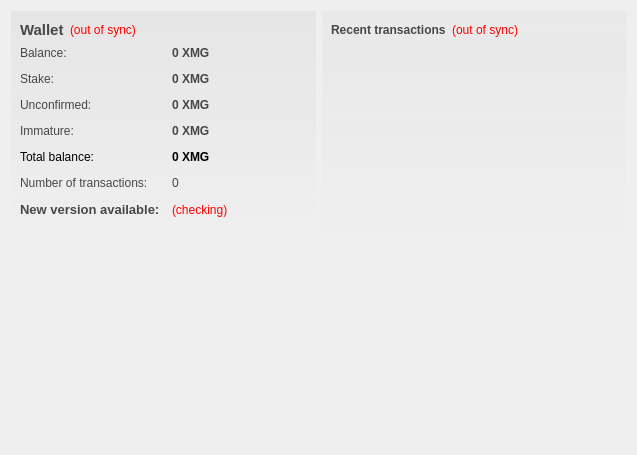
m-pays/magi, file src/qt/forms/overviewpage.ui: the form before one commit.
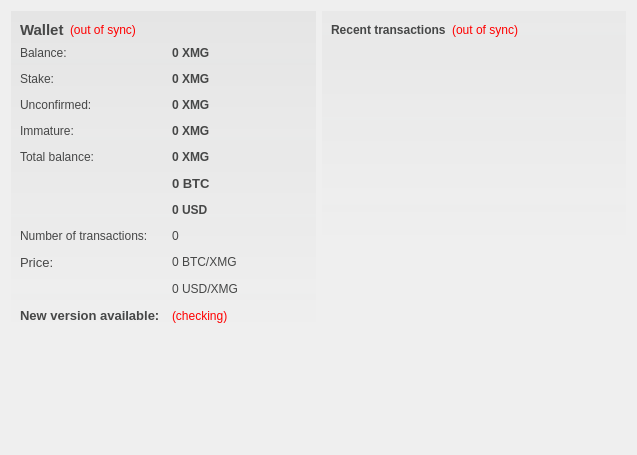
The form after the commit. Icons and pictures are not drawn.

Commit message: Added price checking

Diff of the .ui file:
```diff
--- a/src/qt/forms/overviewpage.ui
+++ b/src/qt/forms/overviewpage.ui
@@ -225,6 +225,9 @@
           </item>
           <item row="4" column="0">
            <widget class="QLabel" name="labelTotalText">
+            <property name="styleSheet">
+             <string notr="true">color: #464747;</string>
+            </property>
             <property name="text">
              <string>Total balance:</string>
             </property>
@@ -241,6 +244,9 @@
             <property name="toolTip">
              <string>Total includes: balance, stake and unconfirmed values</string>
             </property>
+            <property name="styleSheet">
+             <string notr="true">color: #464747;</string>
+            </property>
             <property name="text">
              <string>0 XMG</string>
             </property>
@@ -249,17 +255,62 @@
             </property>
            </widget>
           </item>
-          <item row="5" column="0">
-           <widget class="QLabel" name="label_2">
-            <property name="styleSheet">
-             <string notr="true">color: #464747;</string>
-            </property>
-            <property name="text">
-             <string>Number of transactions:</string>
-            </property>
-           </widget>
-          </item>
           <item row="5" column="1">
+           <widget class="QLabel" name="labelValueInBTC">
+            <property name="font">
+             <font>
+              <pointsize>10</pointsize>
+              <weight>75</weight>
+              <bold>true</bold>
+             </font>
+            </property>
+            <property name="toolTip">
+             <string>Values in BTC</string>
+            </property>
+            <property name="styleSheet">
+             <string notr="true">color: #464747;</string>
+            </property>
+            <property name="text">
+             <string>0 BTC</string>
+            </property>
+            <property name="textInteractionFlags">
+             <set>Qt::LinksAccessibleByMouse|Qt::TextSelectableByKeyboard|Qt::TextSelectableByMouse</set>
+            </property>
+           </widget>
+          </item>
+          <item row="6" column="1">
+           <widget class="QLabel" name="labelValueInUSD">
+            <property name="font">
+             <font>
+              <weight>75</weight>
+              <bold>true</bold>
+             </font>
+            </property>
+            <property name="toolTip">
+             <string>Values in USD</string>
+            </property>
+            <property name="styleSheet">
+             <string notr="true">color: #464747;</string>
+            </property>
+            <property name="text">
+             <string>0 USD</string>
+            </property>
+            <property name="textInteractionFlags">
+             <set>Qt::LinksAccessibleByMouse|Qt::TextSelectableByKeyboard|Qt::TextSelectableByMouse</set>
+            </property>
+           </widget>
+          </item>
+          <item row="7" column="0">
+           <widget class="QLabel" name="label_7">
+            <property name="styleSheet">
+             <string notr="true">color: #464747;</string>
+            </property>
+            <property name="text">
+             <string>Number of transactions:</string>
+            </property>
+           </widget>
+          </item>
+          <item row="7" column="1">
            <widget class="QLabel" name="labelNumTransactions">
             <property name="toolTip">
              <string>Total number of transactions in wallet</string>
@@ -272,7 +323,80 @@
             </property>
            </widget>
           </item>
-          <item row="6" column="0">
+          <item row="8" column="0">
+           <widget class="QLabel" name="labelPriceText_2">
+            <property name="font">
+             <font>
+              <pointsize>10</pointsize>
+             </font>
+            </property>
+            <property name="styleSheet">
+             <string notr="true">color: #464747;</string>
+            </property>
+            <property name="text">
+             <string>Price:</string>
+            </property>
+           </widget>
+          </item>
+          <item row="8" column="1">
+           <widget class="QLabel" name="labelPriceInBTC">
+            <property name="font">
+             <font>
+              <pointsize>9</pointsize>
+              <weight>50</weight>
+              <bold>false</bold>
+             </font>
+            </property>
+            <property name="toolTip">
+             <string>Price in BTC</string>
+            </property>
+            <property name="layoutDirection">
+             <enum>Qt::LeftToRight</enum>
+            </property>
+            <property name="styleSheet">
+             <string notr="true">color: #464747;</string>
+            </property>
+            <property name="text">
+             <string>0 BTC/XMG</string>
+            </property>
+            <property name="alignment">
+             <set>Qt::AlignLeading|Qt::AlignLeft|Qt::AlignVCenter</set>
+            </property>
+            <property name="textInteractionFlags">
+             <set>Qt::LinksAccessibleByMouse|Qt::TextSelectableByKeyboard|Qt::TextSelectableByMouse</set>
+            </property>
+           </widget>
+          </item>
+          <item row="9" column="1">
+           <widget class="QLabel" name="labelPriceInUSD">
+            <property name="font">
+             <font>
+              <pointsize>9</pointsize>
+              <weight>50</weight>
+              <bold>false</bold>
+             </font>
+            </property>
+            <property name="toolTip">
+             <string>Price in USD</string>
+            </property>
+            <property name="layoutDirection">
+             <enum>Qt::LeftToRight</enum>
+            </property>
+            <property name="styleSheet">
+             <string notr="true">color: #464747;</string>
+            </property>
+            <property name="text">
+             <string>0 USD/XMG</string>
+            </property>
+            <property name="alignment">
+             <set>Qt::AlignLeading|Qt::AlignLeft|Qt::AlignVCenter</set>
+            </property>
+            <property name="textInteractionFlags">
+             <set>Qt::LinksAccessibleByMouse|Qt::TextSelectableByKeyboard|Qt::TextSelectableByMouse</set>
+            </property>
+           </widget>
+          </item>
+          <item row="10" column="0">
            <widget class="QLabel" name="labelUpdateStatic">
             <property name="font">
              <font>
@@ -293,7 +417,7 @@
             </property>
            </widget>
           </item>
-          <item row="6" column="1">
+          <item row="10" column="1">
            <widget class="QLabel" name="labelUpdateStatus">
             <property name="toolTip">
              <string>A new client version has been released!</string>
@@ -327,25 +451,6 @@
        </property>
       </spacer>
      </item>
-     <item>
-      <widget class="QLabel" name="label_6">
-       <property name="text">
-        <string/>
-       </property>
-       <property name="pixmap">
-        <pixmap>:/images/backg</pixmap>
-       </property>
-       <property name="scaledContents">
-        <bool>false</bool>
-       </property>
-       <property name="alignment">
-        <set>Qt::AlignCenter</set>
-       </property>
-       <property name="margin">
-        <number>-2</number>
-       </property>
-      </widget>
-     </item>
     </layout>
    </item>
    <item>
```
The commit also changes 3 other files.
